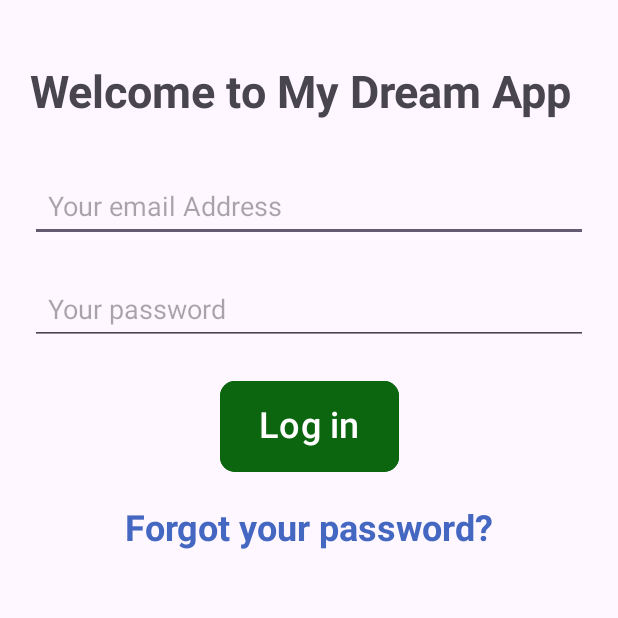
After one commit to Sankeert123/MyDreamApp, an Android app: the LogInActivity screen opened directly, with no data from a screen before it, on a phone screen of 412 x 824 dp, the top half of it. The commit adds this screen. Run offline under Robolectric (Android 15) with nearby library versions, the phone set to English and light mode, and no system bars.

Commit message:
Login Activity added and app name changed

```diff
--- /dev/null
+++ b/app/src/main/java/com/example/mydreamapp/LogInActivity.kt
@@ -0,0 +1,15 @@
+package com.example.mydreamapp
+
+import androidx.appcompat.app.AppCompatActivity
+import android.os.Bundle
+import com.example.spiltwiseclone.R
+
+class LogInActivity : AppCompatActivity() {
+    override fun onCreate(savedInstanceState: Bundle?) {
+        super.onCreate(savedInstanceState)
+        setContentView(R.layout.activity_login)
+
+
+
+    }
+}
--- a/app/src/main/java/com/example/spiltwiseclone/MainActivity.kt
+++ b/app/src/main/java/com/example/mydreamapp/MainActivity.kt
@@ -1,7 +1,8 @@
-package com.example.spiltwiseclone
+package com.example.mydreamapp
 
 import androidx.appcompat.app.AppCompatActivity
 import android.os.Bundle
+import com.example.spiltwiseclone.R
 
 class MainActivity : AppCompatActivity() {
     override fun onCreate(savedInstanceState: Bundle?) {
--- /dev/null
+++ b/app/src/main/res/layout/activity_login.xml
@@ -0,0 +1,82 @@
+<?xml version="1.0" encoding="utf-8"?>
+<androidx.constraintlayout.widget.ConstraintLayout xmlns:android="http://schemas.android.com/apk/res/android"
+    xmlns:app="http://schemas.android.com/apk/res-auto"
+    xmlns:tools="http://schemas.android.com/tools"
+    android:layout_width="match_parent"
+    android:layout_height="match_parent"
+    tools:context="com.example.mydreamapp.LogInActivity">
+
+
+    <com.google.android.material.textview.MaterialTextView
+        android:id="@+id/txt_header"
+        android:layout_width="wrap_content"
+        android:layout_height="wrap_content"
+        android:textSize="30sp"
+        android:text="@string/welcome_to_my_dream_app"
+        android:textStyle="bold"
+        app:layout_constraintLeft_toLeftOf="parent"
+        app:layout_constraintTop_toTopOf="parent"
+        android:layout_marginStart="20dp"
+        android:layout_marginTop="40dp"/>
+
+    <com.google.android.material.textfield.MaterialAutoCompleteTextView
+        android:id="@+id/edt_email_login"
+        android:layout_width="match_parent"
+        android:layout_height="wrap_content"
+        android:hint="@string/hint_your_email_address"
+        android:layout_marginStart="20dp"
+        android:layout_marginTop="32dp"
+        android:layout_marginEnd="20dp"
+        android:singleLine="true"
+        android:maxLength="16"
+        android:padding="12dp"
+        app:layout_constraintRight_toRightOf="parent"
+        app:layout_constraintEnd_toEndOf="parent"
+        app:layout_constraintTop_toBottomOf="@+id/txt_header"/>
+
+    <com.google.android.material.textfield.MaterialAutoCompleteTextView
+        android:id="@+id/edt_password"
+        android:layout_width="match_parent"
+        android:layout_height="wrap_content"
+        android:hint="@string/hint_your_password"
+        android:layout_marginStart="20dp"
+        android:layout_marginTop="20dp"
+        android:layout_marginEnd="20dp"
+        android:singleLine="true"
+        android:password="true"
+        android:padding="12dp"
+        app:layout_constraintRight_toRightOf="parent"
+        app:layout_constraintEnd_toEndOf="parent"
+        app:layout_constraintTop_toBottomOf="@+id/edt_email_login"/>
+
+    <com.google.android.material.button.MaterialButton
+        android:id="@+id/btn_login_activity"
+        android:layout_width="wrap_content"
+        android:layout_height="wrap_content"
+        android:layout_marginTop="20dp"
+        android:text="@string/log_in"
+        android:textSize="24sp"
+        android:paddingStart="26dp"
+        android:paddingEnd="26dp"
+        android:paddingTop="12dp"
+        app:cornerRadius="10dp"
+        android:paddingBottom="16dp"
+        android:backgroundTint="#0B660F"
+        app:layout_constraintStart_toStartOf="parent"
+        app:layout_constraintEnd_toEndOf="parent"
+        app:layout_constraintTop_toBottomOf="@+id/edt_password"/>
+
+    <com.google.android.material.textview.MaterialTextView
+        android:id="@+id/txt_forgot_your_pass"
+        android:layout_width="wrap_content"
+        android:layout_height="wrap_content"
+        android:textSize="24sp"
+        android:text="@string/forgot_your_password"
+        android:textStyle="bold"
+        android:layout_marginTop="16dp"
+        android:textColor="#4467C1"
+        app:layout_constraintStart_toStartOf="parent"
+        app:layout_constraintEnd_toEndOf="parent"
+        app:layout_constraintTop_toBottomOf="@+id/btn_login_activity"/>
+
+</androidx.constraintlayout.widget.ConstraintLayout>
--- a/app/src/main/res/values-night/themes.xml
+++ b/app/src/main/res/values-night/themes.xml
@@ -1,6 +1,6 @@
 <resources xmlns:tools="http://schemas.android.com/tools">
     <!-- Base application theme. -->
-    <style name="Base.Theme.SpiltWiseClone" parent="Theme.Material3.DayNight.NoActionBar">
+    <style name="Base.Theme.MyDreamApp" parent="Theme.Material3.DayNight.NoActionBar">
         <!-- Customize your dark theme here. -->
         <!-- <item name="colorPrimary">@color/my_dark_primary</item> -->
     </style>
--- a/app/src/main/res/values/strings.xml
+++ b/app/src/main/res/values/strings.xml
@@ -1,5 +1,5 @@
 <resources>
-    <string name="app_name">SpiltWiseClone</string>
+    <string name="app_name">MyDreamApp</string>
     <string name="sign_up">Sign up</string>
     <string name="log_in">Log in</string>
     <string name="sign_in_with_google">Sign in with google</string>
@@ -10,4 +10,6 @@
     <string name="hint_your_password">Your password</string>
     <string name="hint_phone_optional">Phone #(optional)</string>
     <string name="i_use_rupee_as_my_currency">I use Rupee as my currency</string>
+    <string name="welcome_to_my_dream_app">Welcome to My Dream App</string>
+    <string name="forgot_your_password">Forgot your password?</string>
 </resources>
--- a/app/src/main/res/values/themes.xml
+++ b/app/src/main/res/values/themes.xml
@@ -1,9 +1,9 @@
 <resources xmlns:tools="http://schemas.android.com/tools">
     <!-- Base application theme. -->
-    <style name="Base.Theme.SpiltWiseClone" parent="Theme.Material3.DayNight.NoActionBar">
+    <style name="Base.Theme.MyDreamApp" parent="Theme.Material3.DayNight.NoActionBar">
         <!-- Customize your light theme here. -->
         <!-- <item name="colorPrimary">@color/my_light_primary</item> -->
     </style>
 
-    <style name="Theme.SpiltWiseClone" parent="Base.Theme.SpiltWiseClone" />
+    <style name="Theme.SpiltWiseClone" parent="Base.Theme.MyDreamApp" />
 </resources>
```
Also changed, not shown: app/src/main/AndroidManifest.xml (+7 -5 lines), app/src/main/java/com/example/mydreamapp/SignUpActivity.kt (renamed from app/src/main/java/com/example/spiltwiseclone/SignUpActivity.kt, +30 -3 lines), app/src/main/java/com/example/mydreamapp/UserLandingActivity.kt (renamed from app/src/main/java/com/example/spiltwiseclone/UserLandingActivity.kt, +6 -1 lines), 4 other files.
